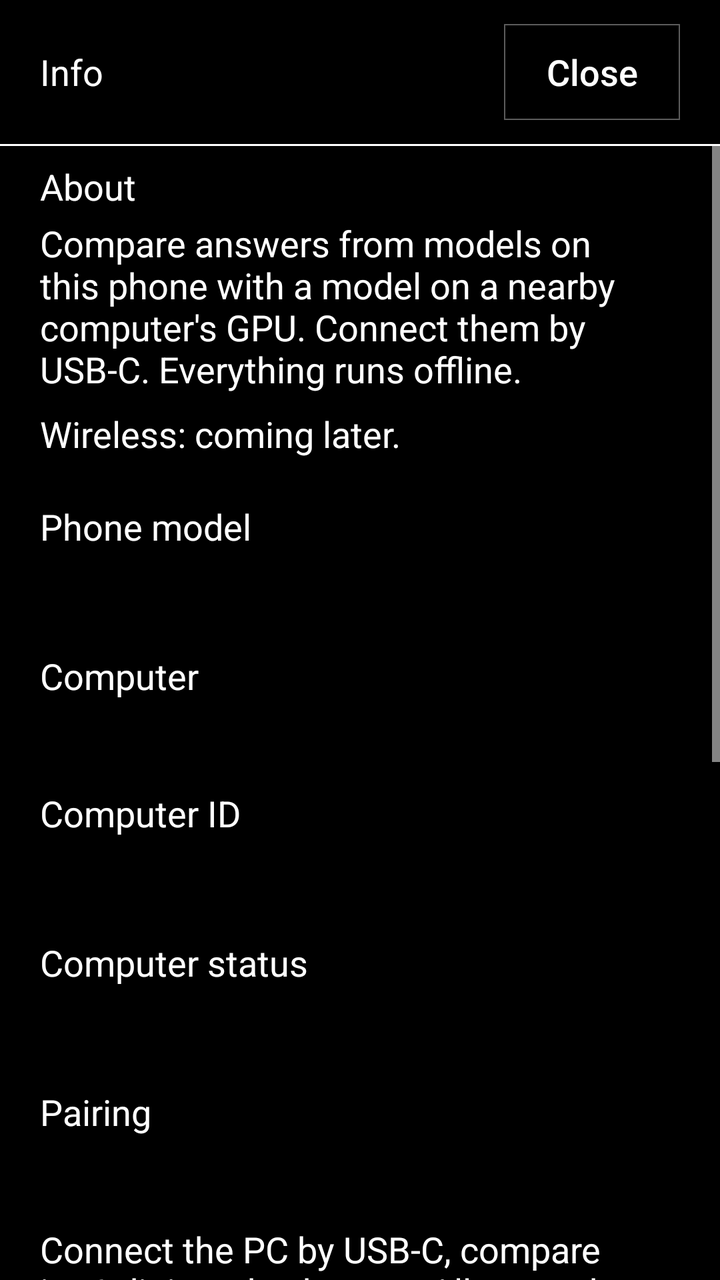
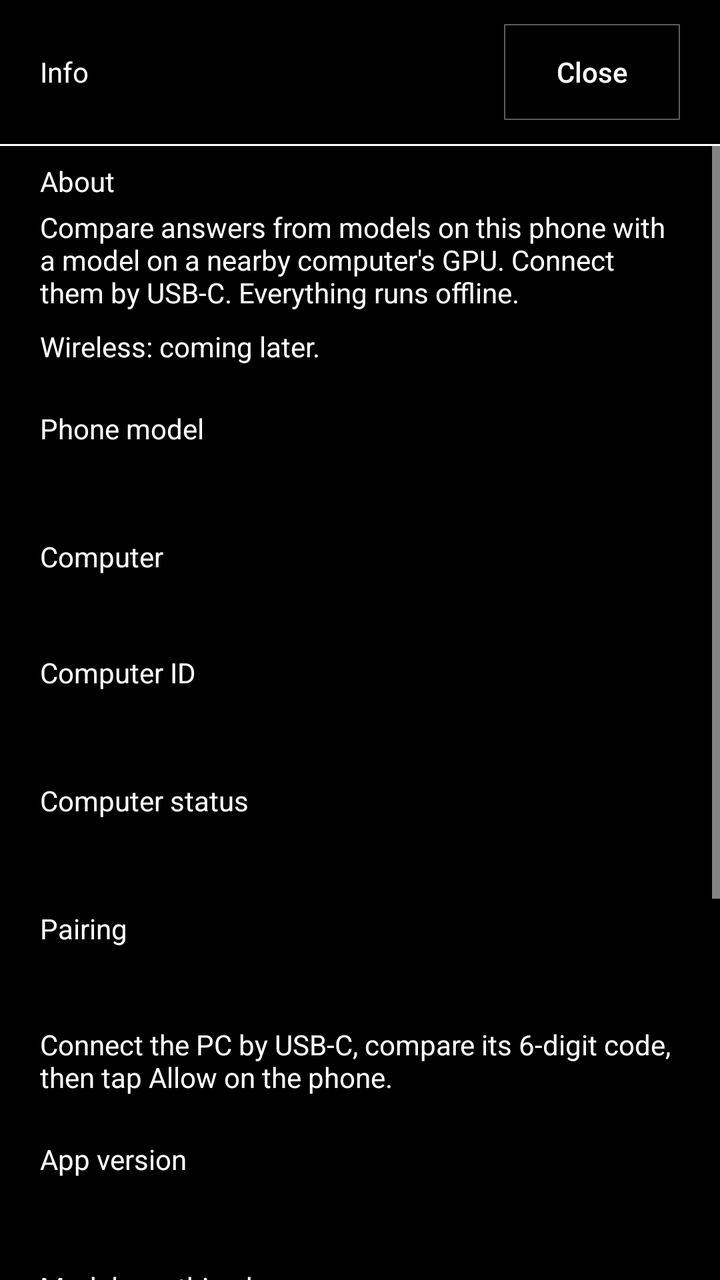

Before-and-after screenshots of an Android layout around one commit, followed by the original layout XML and the change that was made.
<!-- AndroidManifest.xml: application theme OposTheme -->
<!-- res/layout/gpu_link_info.xml -->
<?xml version="1.0" encoding="utf-8"?>
<LinearLayout xmlns:android="http://schemas.android.com/apk/res/android"
    android:layout_width="match_parent"
    android:layout_height="match_parent"
    android:background="@color/newspaper_paper"
    android:fitsSystemWindows="true"
    android:orientation="vertical">

    <LinearLayout
        android:layout_width="match_parent"
        android:layout_height="wrap_content"
        android:gravity="center_vertical"
        android:orientation="horizontal"
        android:paddingStart="20dp"
        android:paddingTop="12dp"
        android:paddingEnd="20dp"
        android:paddingBottom="12dp">

        <TextView
            android:id="@+id/info_page_title"
            android:layout_width="0dp"
            android:layout_height="wrap_content"
            android:layout_weight="1"
            android:accessibilityHeading="true"
            android:text="@string/info_title"
            android:textColor="@color/newspaper_ink"
            android:textSize="18sp"
                    />

        <Button
            android:id="@+id/info_close"
            android:layout_width="88dp"
            android:layout_height="48dp"
            android:background="@drawable/newspaper_outline"
            android:text="@string/close"
            android:textAllCaps="false"
            android:textColor="@color/newspaper_ink"
            android:textSize="18sp" />
    </LinearLayout>

    <View
        android:layout_width="match_parent"
        android:layout_height="1dp"
        android:background="@color/newspaper_ink" />

    <ScrollView
        android:layout_width="match_parent"
        android:layout_height="0dp"
        android:layout_weight="1"
        android:fillViewport="true">

        <LinearLayout
            android:layout_width="match_parent"
            android:layout_height="wrap_content"
            android:orientation="vertical"
            android:paddingStart="20dp"
            android:paddingTop="8dp"
            android:paddingEnd="20dp"
            android:paddingBottom="28dp">

            <TextView
                android:id="@+id/info_about_label_text"
                android:layout_width="match_parent"
                android:layout_height="wrap_content"
                android:labelFor="@id/info_about"
                android:text="@string/info_about_label"
                android:textColor="@color/newspaper_ink"
                android:textSize="18sp" />
            <TextView
                android:id="@+id/info_about"
                android:layout_width="match_parent"
                android:layout_height="wrap_content"
                android:layout_marginTop="4dp"
                android:layout_marginBottom="8dp"
                android:text="@string/info_about"
                android:textColor="@color/newspaper_ink"
                android:textSize="18sp" />

            <TextView
                android:id="@+id/info_wireless_note"
                android:layout_width="match_parent"
                android:layout_height="wrap_content"
                android:layout_marginBottom="22dp"
                android:text="@string/info_wireless_coming_later"
                android:textColor="@color/newspaper_ink"
                android:textSize="18sp" />

            <TextView
                android:layout_width="match_parent"
                android:layout_height="wrap_content"
                android:labelFor="@id/info_phone_model"
                android:text="@string/info_phone_model_label"
                android:textColor="@color/newspaper_ink"
                android:textSize="18sp"
                    />
            <TextView
                android:id="@+id/info_phone_model"
                android:layout_width="match_parent"
                android:layout_height="wrap_content"
                android:layout_marginTop="4dp"
                android:textColor="@color/newspaper_ink"
                android:textSize="18sp" />

            <TextView
                android:layout_width="match_parent"
                android:layout_height="wrap_content"
                android:layout_marginTop="22dp"
                android:labelFor="@id/info_pc"
                android:id="@+id/info_pc_label_text"
                android:text="@string/info_pc_label"
                android:textColor="@color/newspaper_ink"
                android:textSize="18sp"
                    />
            <TextView
                android:id="@+id/info_pc"
                android:layout_width="match_parent"
                android:layout_height="wrap_content"
                android:layout_marginTop="4dp"
                android:textColor="@color/newspaper_ink"
                android:textSize="18sp" />

            <TextView
                android:layout_width="match_parent"
                android:layout_height="wrap_content"
                android:layout_marginTop="16dp"
                android:labelFor="@id/info_pc_id"
                android:id="@+id/info_pc_id_label_text"
                android:text="@string/info_pc_id_label"
                android:textColor="@color/newspaper_ink"
                android:textSize="18sp"
                    />
            <TextView
                android:id="@+id/info_pc_id"
                android:layout_width="match_parent"
                android:layout_height="wrap_content"
                android:layout_marginTop="4dp"
                android:textColor="@color/newspaper_ink"
                android:textSize="18sp" />

            <TextView
                android:layout_width="match_parent"
                android:layout_height="wrap_content"
                android:layout_marginTop="22dp"
                android:labelFor="@id/info_pc_status"
                android:id="@+id/info_pc_status_label_text"
                android:text="@string/info_pc_status_label"
                android:textColor="@color/newspaper_ink"
                android:textSize="18sp"
                    />
            <TextView
                android:id="@+id/info_pc_status"
                android:layout_width="match_parent"
                android:layout_height="wrap_content"
                android:layout_marginTop="4dp"
                android:textColor="@color/newspaper_ink"
                android:textSize="18sp" />

            <TextView
                android:layout_width="match_parent"
                android:layout_height="wrap_content"
                android:layout_marginTop="22dp"
                android:labelFor="@id/info_pairing"
                android:text="@string/info_pairing_label"
                android:textColor="@color/newspaper_ink"
                android:textSize="18sp"
                    />
            <TextView
                android:id="@+id/info_pairing"
                android:layout_width="match_parent"
                android:layout_height="wrap_content"
                android:layout_marginTop="4dp"
                android:textColor="@color/newspaper_ink"
                android:textSize="18sp" />

            <TextView
                android:id="@+id/info_replace_pc_steps"
                android:layout_width="match_parent"
                android:layout_height="wrap_content"
                android:layout_marginTop="16dp"
                android:text="@string/info_replace_pc_steps"
                android:textColor="@color/newspaper_ink"
                android:textSize="18sp" />

            <TextView
                android:layout_width="match_parent"
                android:layout_height="wrap_content"
                android:layout_marginTop="22dp"
                android:labelFor="@id/info_app_version"
                android:text="@string/info_app_version_label"
                android:textColor="@color/newspaper_ink"
                android:textSize="18sp"
                    />
            <TextView
                android:id="@+id/info_app_version"
                android:layout_width="match_parent"
                android:layout_height="wrap_content"
                android:layout_marginTop="4dp"
                android:textColor="@color/newspaper_ink"
                android:textSize="18sp" />

            <TextView
                android:layout_width="match_parent"
                android:layout_height="wrap_content"
                android:layout_marginTop="22dp"
                android:labelFor="@id/info_local_service"
                android:text="@string/info_local_service_label"
                android:textColor="@color/newspaper_ink"
                android:textSize="18sp"
                    />
            <TextView
                android:id="@+id/info_local_service"
                android:layout_width="match_parent"
                android:layout_height="wrap_content"
                android:layout_marginTop="4dp"
                android:textColor="@color/newspaper_ink"
                android:textSize="18sp" />

            <TextView
                android:layout_width="match_parent"
                android:layout_height="wrap_content"
                android:layout_marginTop="22dp"
                android:labelFor="@id/info_keep_screen_on"
                android:text="@string/info_keep_screen_on_label"
                android:textColor="@color/newspaper_ink"
                android:textSize="18sp"
                    />
            <TextView
                android:id="@+id/info_keep_screen_on"
                android:layout_width="match_parent"
                android:layout_height="wrap_content"
                android:layout_marginTop="4dp"
                android:text="@string/info_keep_screen_on"
                android:textColor="@color/newspaper_ink"
                android:textSize="18sp" />

            <TextView
                android:layout_width="match_parent"
                android:layout_height="wrap_content"
                android:layout_marginTop="22dp"
                android:labelFor="@id/info_screen_timeout"
                android:text="@string/info_screen_timeout_label"
                android:textColor="@color/newspaper_ink"
                android:textSize="18sp"
                    />
            <TextView
                android:id="@+id/info_screen_timeout"
                android:layout_width="match_parent"
                android:layout_height="wrap_content"
                android:layout_marginTop="4dp"
                android:textColor="@color/newspaper_ink"
                android:textSize="18sp" />

            <TextView
                android:layout_width="match_parent"
                android:layout_height="wrap_content"
                android:layout_marginTop="22dp"
                android:labelFor="@id/info_cover_layout"
                android:text="@string/info_cover_layout_label"
                android:textColor="@color/newspaper_ink"
                android:textSize="18sp"
                    />
            <TextView
                android:id="@+id/info_cover_layout"
                android:layout_width="match_parent"
                android:layout_height="wrap_content"
                android:layout_marginTop="4dp"
                android:text="@string/info_cover_layout"
                android:textColor="@color/newspaper_ink"
                android:textSize="18sp" />

            <TextView
                android:id="@+id/info_forget_error"
                android:layout_width="match_parent"
                android:layout_height="wrap_content"
                android:layout_marginTop="12dp"
                android:accessibilityLiveRegion="polite"
                android:textColor="@color/newspaper_ink"
                android:textSize="18sp" />

            <Button
                android:id="@+id/info_forget_pc"
                android:layout_width="match_parent"
                android:layout_height="56dp"
                android:layout_marginTop="20dp"
                android:background="@drawable/newspaper_outline"
                android:text="@string/forget_pc"
                android:textAllCaps="false"
                android:textColor="@color/newspaper_ink"
                android:textSize="18sp"
                android:visibility="gone" />
        </LinearLayout>
    </ScrollView>
</LinearLayout>
<!-- resources referenced by this layout -->
<resources>
  <color name="newspaper_ink">#FFFFFF</color>
  <color name="newspaper_paper">#000000</color>
  <!-- drawable newspaper_outline (drawable) -->
  <shape xmlns:android="http://schemas.android.com/apk/res/android" android:shape="rectangle">
      <solid android:color="@color/newspaper_paper" />
      <stroke android:width="0.5dp" android:color="@color/newspaper_stroke" />
  </shape>
  <string name="close">Close</string>
  <string name="forget_pc">Forget this PC</string>
  <string name="info_about">Compare answers from models on this phone with a model on a nearby computer\'s GPU. Connect them by USB-C. Everything runs offline.</string>
  <string name="info_about_label">About</string>
  <string name="info_app_version_label">App version</string>
  <string name="info_cover_layout">Automatic</string>
  <string name="info_cover_layout_label">Cover screen layout</string>
  <string name="info_keep_screen_on">On while this screen is active</string>
  <string name="info_keep_screen_on_label">Keep screen on</string>
  <string name="info_local_service_label">Models on this phone</string>
  <string name="info_pairing_label">Pairing</string>
  <string name="info_pc_id_label">Computer ID</string>
  <string name="info_pc_label">Computer</string>
  <string name="info_pc_status_label">Computer status</string>
  <string name="info_phone_model_label">Phone model</string>
  <string name="info_replace_pc_steps">Connect the PC by USB-C, compare its 6-digit code, then tap Allow on the phone.</string>
  <string name="info_screen_timeout_label">System screen timeout</string>
  <string name="info_title">Info</string>
  <string name="info_wireless_coming_later">Wireless: coming later.</string>
  <style name="OposTheme" parent="@android:style/Theme.Material.NoActionBar">
          <item name="android:colorAccent">@color/newspaper_ink</item>
          <item name="android:windowBackground">@color/newspaper_paper</item>
          <item name="android:textColorPrimary">@color/newspaper_ink</item>
          <item name="android:textColorSecondary">@color/newspaper_ink</item>
          <item name="android:textColorHint">@color/newspaper_ink</item>
          <item name="android:colorControlNormal">@color/newspaper_ink</item>
          <item name="android:colorControlActivated">@color/newspaper_ink</item>
          <item name="android:statusBarColor">@color/newspaper_paper</item>
          <item name="android:navigationBarColor">@color/newspaper_paper</item>
          <item name="android:windowLightStatusBar">false</item>
          <item name="android:windowLightNavigationBar">false</item>
      </style>
  <color name="newspaper_stroke">#5C5C5C</color>
</resources>

<!-- the commit's change to res/layout/gpu_link_info.xml (unified diff, before → after) -->
@@ -23,9 +23,7 @@
             android:layout_weight="1"
             android:accessibilityHeading="true"
             android:text="@string/info_title"
-            android:textColor="@color/newspaper_ink"
-            android:textSize="18sp"
-                    />
+            android:textColor="@color/newspaper_ink" />
 
         <Button
             android:id="@+id/info_close"
@@ -34,8 +32,7 @@
             android:background="@drawable/newspaper_outline"
             android:text="@string/close"
             android:textAllCaps="false"
-            android:textColor="@color/newspaper_ink"
-            android:textSize="18sp" />
+            android:textColor="@color/newspaper_ink" />
     </LinearLayout>
 
     <View
@@ -64,8 +61,7 @@
                 android:layout_height="wrap_content"
                 android:labelFor="@id/info_about"
                 android:text="@string/info_about_label"
-                android:textColor="@color/newspaper_ink"
-                android:textSize="18sp" />
+                android:textColor="@color/newspaper_ink" />
             <TextView
                 android:id="@+id/info_about"
                 android:layout_width="match_parent"
@@ -73,8 +69,7 @@
                 android:layout_marginTop="4dp"
                 android:layout_marginBottom="8dp"
                 android:text="@string/info_about"
-                android:textColor="@color/newspaper_ink"
-                android:textSize="18sp" />
+                android:textColor="@color/newspaper_ink" />
 
             <TextView
                 android:id="@+id/info_wireless_note"
@@ -82,24 +77,21 @@
                 android:layout_height="wrap_content"
                 android:layout_marginBottom="22dp"
                 android:text="@string/info_wireless_coming_later"
-                android:textColor="@color/newspaper_ink"
-                android:textSize="18sp" />
-
-            <TextView
+                android:textColor="@color/newspaper_ink" />
+
+            <TextView
+                android:id="@+id/info_phone_model_label_text"
                 android:layout_width="match_parent"
                 android:layout_height="wrap_content"
                 android:labelFor="@id/info_phone_model"
                 android:text="@string/info_phone_model_label"
-                android:textColor="@color/newspaper_ink"
-                android:textSize="18sp"
-                    />
+                android:textColor="@color/newspaper_ink" />
             <TextView
                 android:id="@+id/info_phone_model"
                 android:layout_width="match_parent"
                 android:layout_height="wrap_content"
                 android:layout_marginTop="4dp"
-                android:textColor="@color/newspaper_ink"
-                android:textSize="18sp" />
+                android:textColor="@color/newspaper_ink" />
 
             <TextView
                 android:layout_width="match_parent"
@@ -108,16 +100,13 @@
                 android:labelFor="@id/info_pc"
                 android:id="@+id/info_pc_label_text"
                 android:text="@string/info_pc_label"
-                android:textColor="@color/newspaper_ink"
-                android:textSize="18sp"
-                    />
+                android:textColor="@color/newspaper_ink" />
             <TextView
                 android:id="@+id/info_pc"
                 android:layout_width="match_parent"
                 android:layout_height="wrap_content"
                 android:layout_marginTop="4dp"
-                android:textColor="@color/newspaper_ink"
-                android:textSize="18sp" />
+                android:textColor="@color/newspaper_ink" />
 
             <TextView
                 android:layout_width="match_parent"
@@ -126,16 +115,13 @@
                 android:labelFor="@id/info_pc_id"
                 android:id="@+id/info_pc_id_label_text"
                 android:text="@string/info_pc_id_label"
-                android:textColor="@color/newspaper_ink"
-                android:textSize="18sp"
-                    />
+                android:textColor="@color/newspaper_ink" />
             <TextView
                 android:id="@+id/info_pc_id"
                 android:layout_width="match_parent"
                 android:layout_height="wrap_content"
                 android:layout_marginTop="4dp"
-                android:textColor="@color/newspaper_ink"
-                android:textSize="18sp" />
+                android:textColor="@color/newspaper_ink" />
 
             <TextView
                 android:layout_width="match_parent"
@@ -144,33 +130,28 @@
                 android:labelFor="@id/info_pc_status"
                 android:id="@+id/info_pc_status_label_text"
                 android:text="@string/info_pc_status_label"
-                android:textColor="@color/newspaper_ink"
-                android:textSize="18sp"
-                    />
+                android:textColor="@color/newspaper_ink" />
             <TextView
                 android:id="@+id/info_pc_status"
                 android:layout_width="match_parent"
                 android:layout_height="wrap_content"
                 android:layout_marginTop="4dp"
-                android:textColor="@color/newspaper_ink"
-                android:textSize="18sp" />
-
-            <TextView
+                android:textColor="@color/newspaper_ink" />
+
+            <TextView
+                android:id="@+id/info_pairing_label_text"
                 android:layout_width="match_parent"
                 android:layout_height="wrap_content"
                 android:layout_marginTop="22dp"
                 android:labelFor="@id/info_pairing"
                 android:text="@string/info_pairing_label"
-                android:textColor="@color/newspaper_ink"
-                android:textSize="18sp"
-                    />
+                android:textColor="@color/newspaper_ink" />
             <TextView
                 android:id="@+id/info_pairing"
                 android:layout_width="match_parent"
                 android:layout_height="wrap_content"
                 android:layout_marginTop="4dp"
-                android:textColor="@color/newspaper_ink"
-                android:textSize="18sp" />
+                android:textColor="@color/newspaper_ink" />
 
             <TextView
                 android:id="@+id/info_replace_pc_steps"
@@ -178,95 +159,84 @@
                 android:layout_height="wrap_content"
                 android:layout_marginTop="16dp"
                 android:text="@string/info_replace_pc_steps"
-                android:textColor="@color/newspaper_ink"
-                android:textSize="18sp" />
-
-            <TextView
+                android:textColor="@color/newspaper_ink" />
+
+            <TextView
+                android:id="@+id/info_app_version_label_text"
                 android:layout_width="match_parent"
                 android:layout_height="wrap_content"
                 android:layout_marginTop="22dp"
                 android:labelFor="@id/info_app_version"
                 android:text="@string/info_app_version_label"
-                android:textColor="@color/newspaper_ink"
-                android:textSize="18sp"
-                    />
+                android:textColor="@color/newspaper_ink" />
             <TextView
                 android:id="@+id/info_app_version"
                 android:layout_width="match_parent"
                 android:layout_height="wrap_content"
                 android:layout_marginTop="4dp"
-                android:textColor="@color/newspaper_ink"
-                android:textSize="18sp" />
-
-            <TextView
+                android:textColor="@color/newspaper_ink" />
+
+            <TextView
+                android:id="@+id/info_local_service_label_text"
                 android:layout_width="match_parent"
                 android:layout_height="wrap_content"
                 android:layout_marginTop="22dp"
                 android:labelFor="@id/info_local_service"
                 android:text="@string/info_local_service_label"
-                android:textColor="@color/newspaper_ink"
-                android:textSize="18sp"
-                    />
+                android:textColor="@color/newspaper_ink" />
             <TextView
                 android:id="@+id/info_local_service"
                 android:layout_width="match_parent"
                 android:layout_height="wrap_content"
                 android:layout_marginTop="4dp"
-                android:textColor="@color/newspaper_ink"
-                android:textSize="18sp" />
-
-            <TextView
+                android:textColor="@color/newspaper_ink" />
+
+            <TextView
+                android:id="@+id/info_keep_screen_on_label_text"
                 android:layout_width="match_parent"
                 android:layout_height="wrap_content"
                 android:layout_marginTop="22dp"
                 android:labelFor="@id/info_keep_screen_on"
                 android:text="@string/info_keep_screen_on_label"
-                android:textColor="@color/newspaper_ink"
-                android:textSize="18sp"
-                    />
+                android:textColor="@color/newspaper_ink" />
             <TextView
                 android:id="@+id/info_keep_screen_on"
                 android:layout_width="match_parent"
                 android:layout_height="wrap_content"
                 android:layout_marginTop="4dp"
                 android:text="@string/info_keep_screen_on"
-                android:textColor="@color/newspaper_ink"
-                android:textSize="18sp" />
-
-            <TextView
+                android:textColor="@color/newspaper_ink" />
+
+            <TextView
+                android:id="@+id/info_screen_timeout_label_text"
                 android:layout_width="match_parent"
                 android:layout_height="wrap_content"
                 android:layout_marginTop="22dp"
                 android:labelFor="@id/info_screen_timeout"
                 android:text="@string/info_screen_timeout_label"
-                android:textColor="@color/newspaper_ink"
-                android:textSize="18sp"
-                    />
+                android:textColor="@color/newspaper_ink" />
             <TextView
                 android:id="@+id/info_screen_timeout"
                 android:layout_width="match_parent"
                 android:layout_height="wrap_content"
                 android:layout_marginTop="4dp"
-                android:textColor="@color/newspaper_ink"
-                android:textSize="18sp" />
-
-            <TextView
+                android:textColor="@color/newspaper_ink" />
+
+            <TextView
+                android:id="@+id/info_cover_layout_label_text"
                 android:layout_width="match_parent"
                 android:layout_height="wrap_content"
                 android:layout_marginTop="22dp"
                 android:labelFor="@id/info_cover_layout"
                 android:text="@string/info_cover_layout_label"
-                android:textColor="@color/newspaper_ink"
-                android:textSize="18sp"
-                    />
+                android:textColor="@color/newspaper_ink" />
             <TextView
                 android:id="@+id/info_cover_layout"
                 android:layout_width="match_parent"
                 android:layout_height="wrap_content"
                 android:layout_marginTop="4dp"
                 android:text="@string/info_cover_layout"
-                android:textColor="@color/newspaper_ink"
-                android:textSize="18sp" />
+                android:textColor="@color/newspaper_ink" />
 
             <TextView
                 android:id="@+id/info_forget_error"
@@ -274,8 +244,7 @@
                 android:layout_height="wrap_content"
                 android:layout_marginTop="12dp"
                 android:accessibilityLiveRegion="polite"
-                android:textColor="@color/newspaper_ink"
-                android:textSize="18sp" />
+                android:textColor="@color/newspaper_ink" />
 
             <Button
                 android:id="@+id/info_forget_pc"
@@ -286,7 +255,6 @@
                 android:text="@string/forget_pc"
                 android:textAllCaps="false"
                 android:textColor="@color/newspaper_ink"
-                android:textSize="18sp"
                 android:visibility="gone" />
         </LinearLayout>
     </ScrollView>
